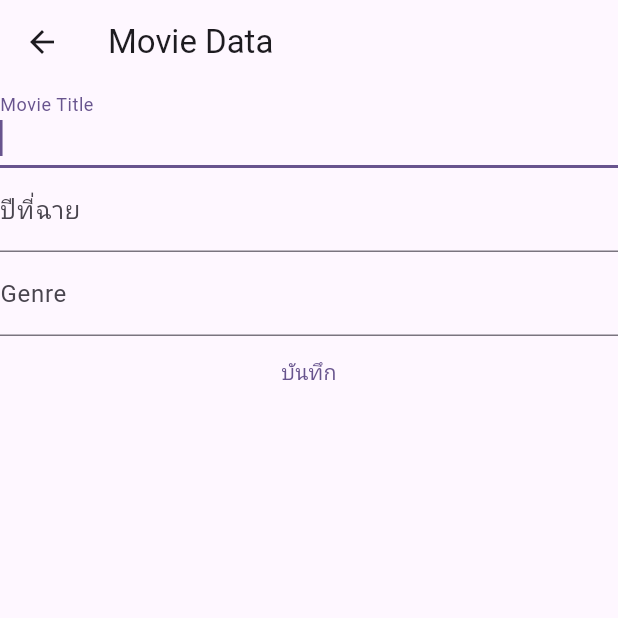
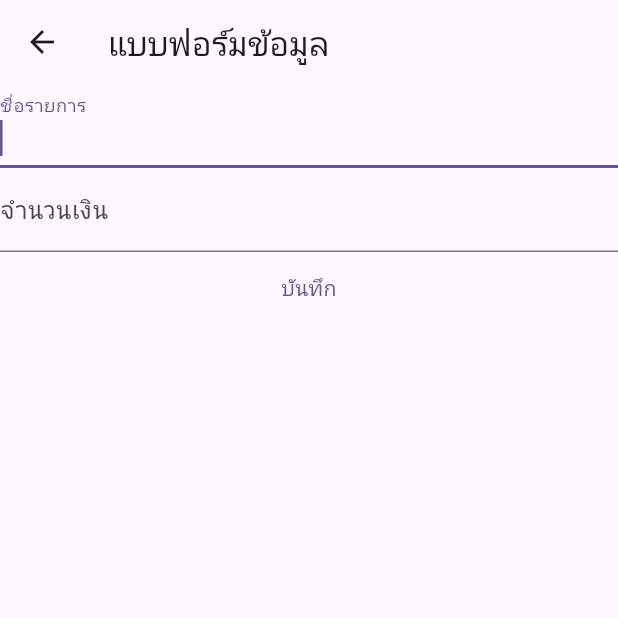
Before and after one commit to BreakingGoods/MobileApp_Project, a Flutter app: the FormScreen screen opened directly, on a phone screen of 412 x 824 dp, the top half of it. Run offline on Flutter 3.47's test engine with Material 3 defaults, Android fonts, the phone set to English and light mode, and no system bars; our stand-ins replace sembast.

Commit message:
เริ่มใหม่เพราะไฟดับ

```diff
--- a/lib/models/transaction.dart
+++ b/lib/models/transaction.dart
@@ -1,15 +1,13 @@
 class Transaction {
   // final String id;
   final String title;
-  final double year;
+  final double amount;
   final DateTime date;
-  final String genre;
 
   Transaction({
     // required this.id,
     required this.title,
-    required this.year,
+    required this.amount,
     required this.date,
-    required this.genre
   });
 }
--- a/lib/provider/transaction_provider.dart
+++ b/lib/provider/transaction_provider.dart
@@ -3,9 +3,9 @@ import 'package:account/models/transaction.dart';
 
 class TransactionProvider with ChangeNotifier {
   List<Transaction> transactions = [
-    Transaction(title: 'หนังสือ', year: 300, date: DateTime.now(),genre:''),
-    Transaction(title: 'เสื้อ', year: 500, date: DateTime.now(),genre: ''),
-    Transaction(title: 'รองเท้า', year: 1000, date: DateTime.now(),genre: ''),
+    Transaction(title: 'หนังสือ', amount: 300, date: DateTime.now()),
+    Transaction(title: 'เสื้อ', amount: 500, date: DateTime.now()),
+    Transaction(title: 'รองเท้า', amount: 1000, date: DateTime.now()),
   ];
 
   List<Transaction> getTransaction() {
--- a/lib/screens/form_screen.dart
+++ b/lib/screens/form_screen.dart
@@ -15,7 +15,7 @@ class FormScreen extends StatelessWidget {
 
     return Scaffold(
         appBar: AppBar(
-          title: const Text('Movie Data'),
+          title: const Text('แบบฟอร์มข้อมูล'),
         ),
         body: Form(
             key: formKey,
@@ -23,7 +23,7 @@ class FormScreen extends StatelessWidget {
               children: [
                 TextFormField(
                   decoration: const InputDecoration(
-                    labelText: 'Movie Title',
+                    labelText: 'ชื่อรายการ',
                   ),
                   autofocus: true,
                   controller: titleController,
@@ -35,7 +35,7 @@ class FormScreen extends StatelessWidget {
                 ),
                 TextFormField(
                   decoration: const InputDecoration(
-                    labelText: 'ปีที่ฉาย',
+                    labelText: 'จำนวนเงิน',
                   ),
                   keyboardType: TextInputType.number,
                   controller: amountController,
@@ -50,18 +50,6 @@ class FormScreen extends StatelessWidget {
                     }
                   },
                 ),
-                TextFormField(
-                  decoration: const InputDecoration(
-                    labelText: 'Genre',
-                  ),
-                  autofocus: true,
-                  controller: titleController,
-                  validator: (String? str) {
-                    if (str!.isEmpty) {
-                      return 'กรุณากรอกข้อมูล';
-                    }
-                  },
-                ),
                 TextButton(
                     child: const Text('บันทึก'),
                     onPressed: () {
@@ -70,8 +58,8 @@ class FormScreen extends StatelessWidget {
                               // create transaction data object
                               var statement = Transaction(
                                   title: titleController.text,
-                                  year: double.parse(amountController.text),
-                                  date: DateTime.now(), genre: ''
+                                  amount: double.parse(amountController.text),
+                                  date: DateTime.now()
                                   );
 
                               // add transaction data object to provider
```
Also changed, not shown: lib/main.dart (+3 -5 lines), 1 other file.
